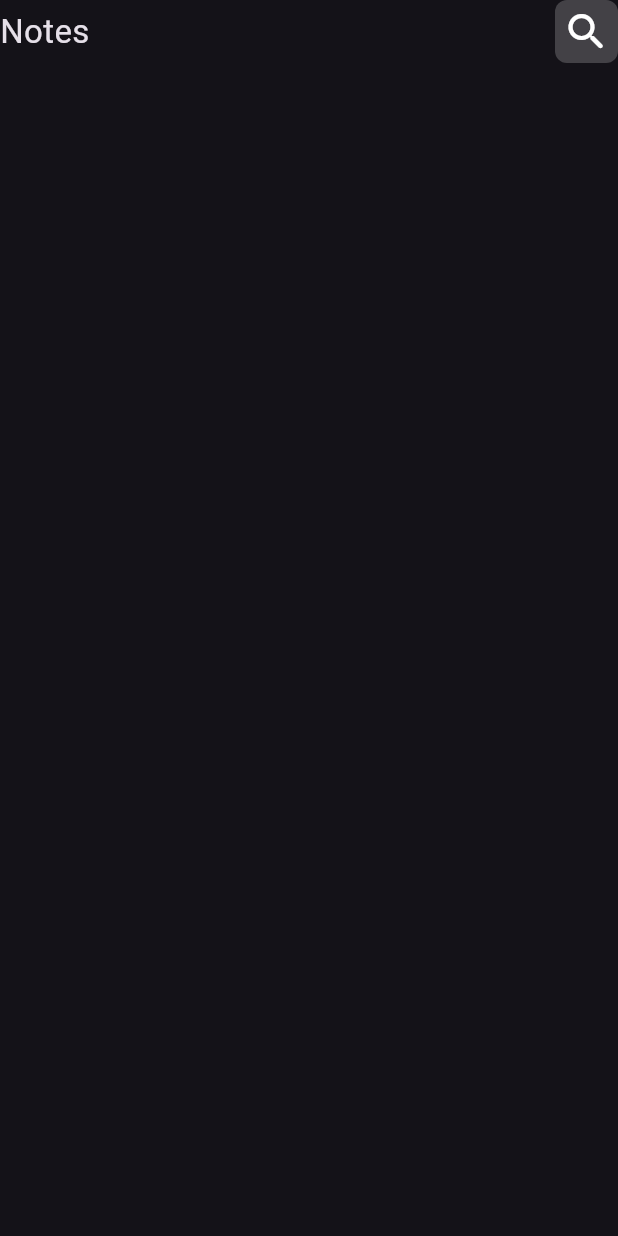
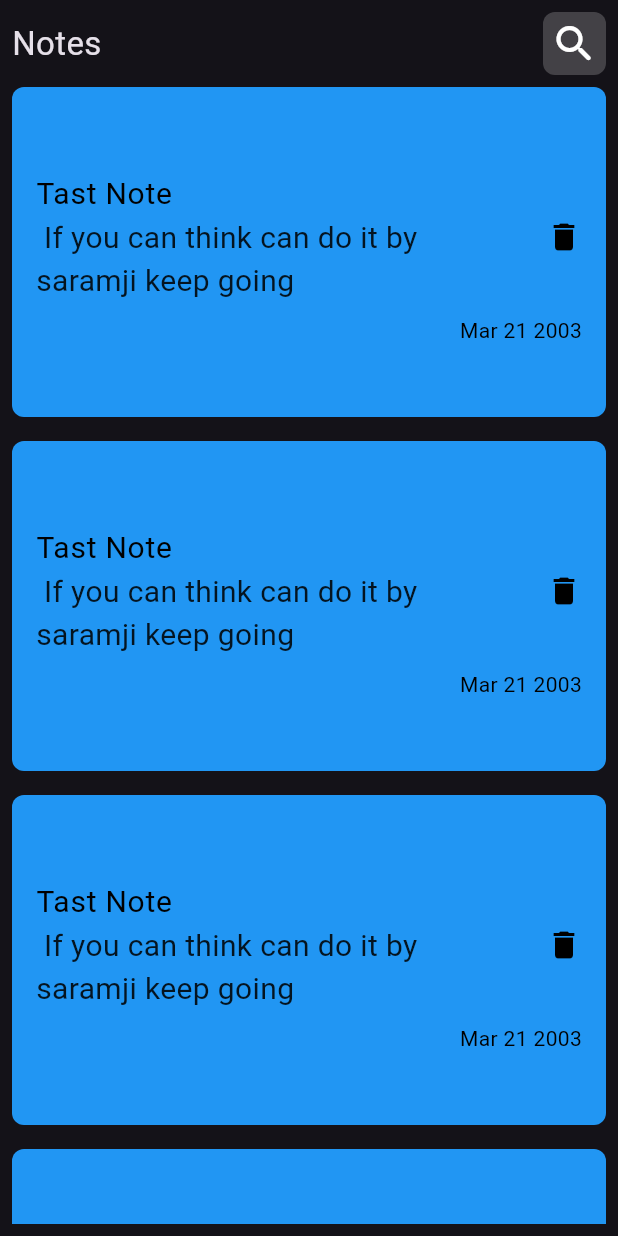
Before and after one commit to elsaramji/notappy, a Flutter app: the screen it shows after launch, on a phone screen of 412 x 824 dp. Run offline on Flutter 3.47's test engine with Material 3 defaults, Android fonts, the phone set to English and light mode, and no system bars.

Commit message:
add note card & builder

```diff
--- a/lib/main.dart
+++ b/lib/main.dart
@@ -13,7 +13,7 @@ class NoteApp extends StatelessWidget {
   @override
   Widget build(BuildContext context) {
     return MaterialApp(
-      theme: ThemeData(brightness: Brightness.dark),
+      theme: ThemeData(brightness: Brightness.dark, primarySwatch: Colors.blue),
       home: NotesView(),
     );
   }
--- a/lib/views/notes_view.dart
+++ b/lib/views/notes_view.dart
@@ -1,20 +1,26 @@
 // views/notes_view.dart
 import 'package:flutter/material.dart';
 import 'package:noteappy/widgets/customapp.dart';
+import 'package:noteappy/widgets/note_card.dart';
+import 'package:noteappy/widgets/notes_builder.dart';
 
 class NotesView extends StatelessWidget {
   const NotesView({super.key});
 
   @override
   Widget build(BuildContext context) {
-    return Scaffold(
-      body: Column(
-        children: [
-          CustomAppBar(),
-          // TODO: Add Notes list
+    return const Scaffold(
+      body: Padding(
+        padding: EdgeInsets.all(8.0),
+        child: Column(
+          children: [
+            CustomAppBar(),
+            // TODO: Add Notes list
+            Expanded(child: NotesBuilder()),
 
-          // TODO: Add Add Note Button
-        ],
+            // TODO: Add Add Note Button
+          ],
+        ),
       ),
     );
   }
--- /dev/null
+++ b/lib/widgets/note_card.dart
@@ -0,0 +1,45 @@
+import 'package:flutter/material.dart';
+
+class NoteCard extends StatelessWidget {
+  const NoteCard({
+    super.key,
+  });
+
+  @override
+  Widget build(BuildContext context) {
+    return Container(
+      margin: EdgeInsets.symmetric(vertical: 8),
+      decoration: BoxDecoration(
+        borderRadius: BorderRadius.circular(8),
+        color: Colors.blue,
+      ),
+      child: const Padding(
+        padding: EdgeInsets.symmetric(vertical: 48, horizontal: 16),
+        child: Column(
+          crossAxisAlignment: CrossAxisAlignment.end,
+          children: [
+            ListTile(
+              contentPadding: EdgeInsets.zero,
+              title: Text(
+                "Tast Note",
+                style: TextStyle(color: Colors.black, fontSize: 20),
+              ),
+              subtitle: Text(
+                " If you can think can do it by saramji keep going ",
+                style: TextStyle(color: Colors.black87, fontSize: 20),
+              ),
+              trailing: Icon(
+                Icons.delete,
+                color: Colors.black,
+              ),
+            ),
+            Text(
+              "Mar 21 2003",
+              style: TextStyle(color: Colors.black),
+            )
+          ],
+        ),
+      ),
+    );
+  }
+}
--- /dev/null
+++ b/lib/widgets/notes_builder.dart
@@ -0,0 +1,17 @@
+import 'package:flutter/material.dart';
+import 'package:noteappy/widgets/note_card.dart';
+
+class NotesBuilder extends StatelessWidget {
+  const NotesBuilder({
+    super.key,
+  });
+
+  @override
+  Widget build(BuildContext context) {
+    return ListView.builder(
+        padding: EdgeInsets.zero,
+        itemBuilder: (context, index) {
+          return const NoteCard();
+        });
+  }
+}
```
